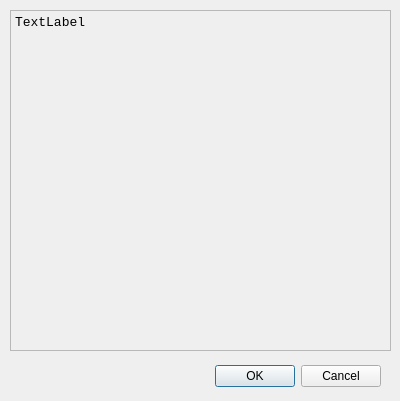
Before: the Qt Designer form PC software/CryptoStickGUI/stick20infodialog.ui in Nitrokey/nitrokey-pro-firmware, drawn with Qt 5.
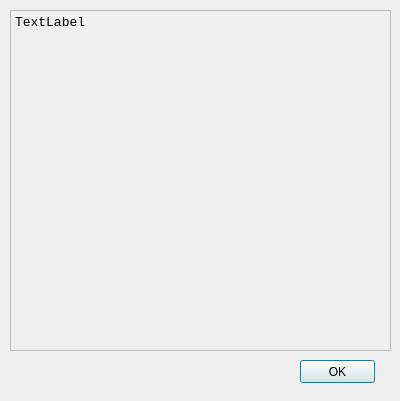
After: the same form once the commit is applied. Icons and pictures are not drawn.

Patch:
```diff
--- a/PC software/CryptoStickGUI/stick20infodialog.ui
+++ b/PC software/CryptoStickGUI/stick20infodialog.ui
@@ -17,22 +17,6 @@
    <iconset resource="resources.qrc">
     <normaloff>:/images/CS_icon.png</normaloff>:/images/CS_icon.png</iconset>
   </property>
-  <widget class="QDialogButtonBox" name="buttonBox">
-   <property name="geometry">
-    <rect>
-     <x>40</x>
-     <y>360</y>
-     <width>341</width>
-     <height>32</height>
-    </rect>
-   </property>
-   <property name="orientation">
-    <enum>Qt::Horizontal</enum>
-   </property>
-   <property name="standardButtons">
-    <set>QDialogButtonBox::Cancel|QDialogButtonBox::Ok</set>
-   </property>
-  </widget>
   <widget class="QLabel" name="Infotext">
    <property name="geometry">
     <rect>
@@ -61,6 +45,19 @@
     <set>Qt::TextSelectableByKeyboard|Qt::TextSelectableByMouse</set>
    </property>
   </widget>
+  <widget class="QPushButton" name="pushButton">
+   <property name="geometry">
+    <rect>
+     <x>300</x>
+     <y>360</y>
+     <width>75</width>
+     <height>23</height>
+    </rect>
+   </property>
+   <property name="text">
+    <string>OK</string>
+   </property>
+  </widget>
  </widget>
  <resources>
   <include location="resources.qrc"/>
```
Left out of the diff: 35 changed lines with no effect on the pictures.
